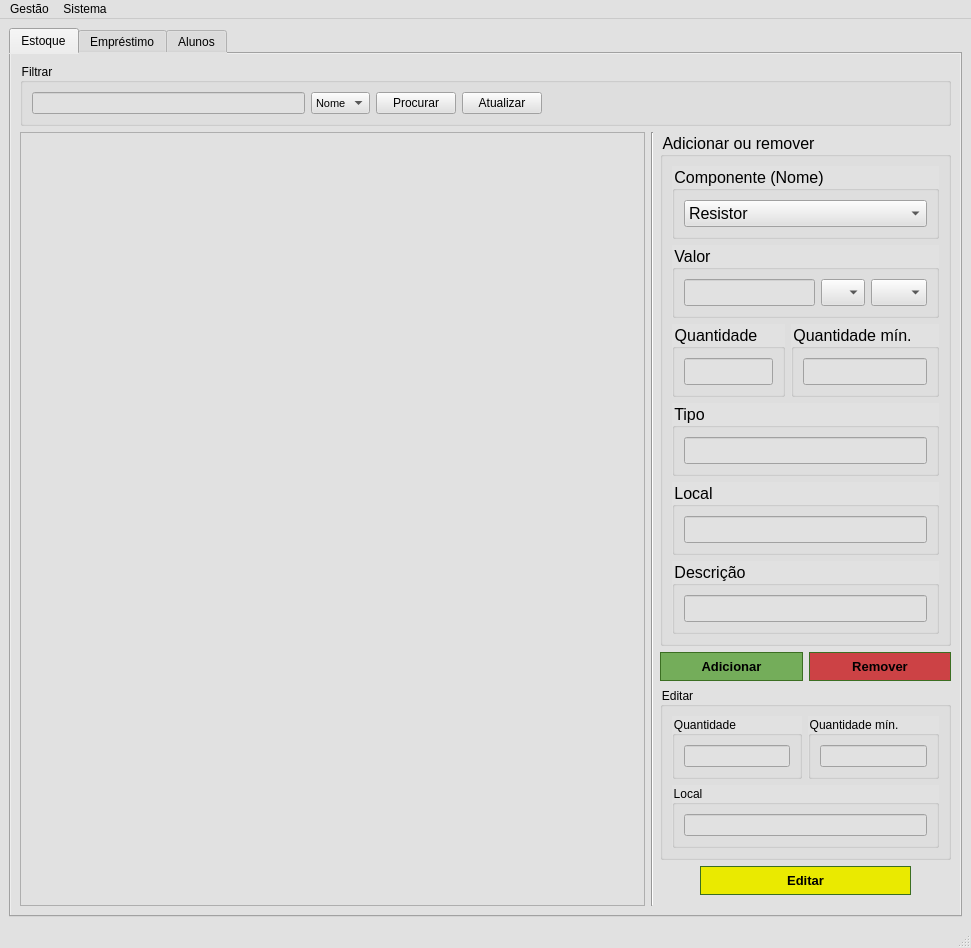
Before: the Qt Designer form Sistema_Almox/mainwindow.ui in NycolasAbreu/Sistema_Almox, drawn with Qt 5.
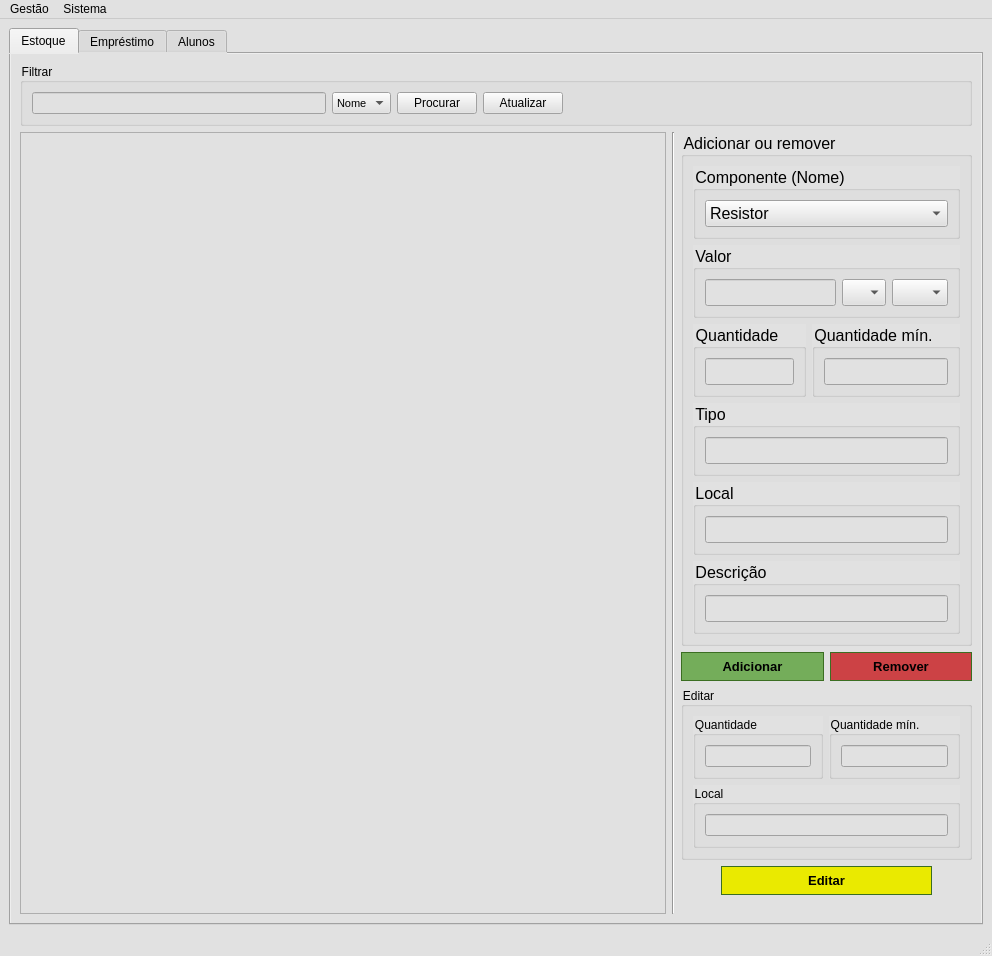
After: the same form once the commit is applied. Icons and pictures are not drawn.

```diff
--- a/Sistema_Almox/mainwindow.ui
+++ b/Sistema_Almox/mainwindow.ui
@@ -6,8 +6,8 @@
    <rect>
     <x>0</x>
     <y>0</y>
-    <width>971</width>
-    <height>948</height>
+    <width>992</width>
+    <height>956</height>
    </rect>
   </property>
   <property name="palette">
@@ -1334,7 +1334,7 @@
     <rect>
      <x>0</x>
      <y>0</y>
-     <width>971</width>
+     <width>992</width>
      <height>20</height>
     </rect>
    </property>
```
